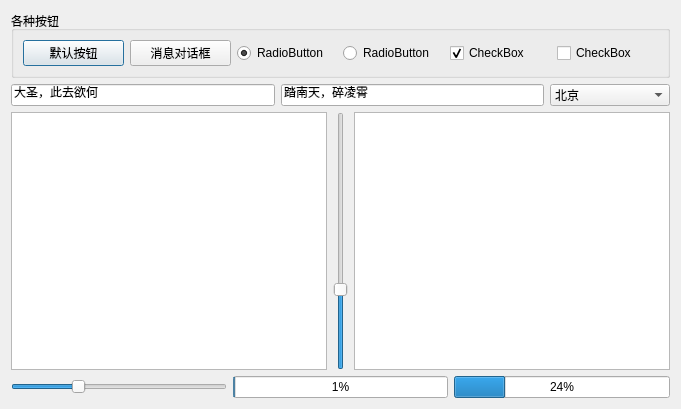
The window that template-qt/gui/WidgetsShower.ui (xtuer/template-app) describes before a commit, drawn with Qt 5.
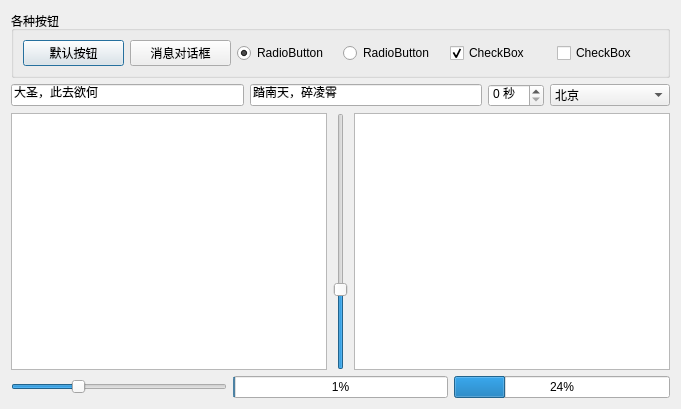
The same window after the commit.

```diff
--- a/template-qt/gui/WidgetsShower.ui
+++ b/template-qt/gui/WidgetsShower.ui
@@ -151,6 +151,13 @@
        </property>
       </widget>
      </item>
+     <item>
+      <widget class="QSpinBox" name="spinBox">
+       <property name="suffix">
+        <string> 秒</string>
+       </property>
+      </widget>
+     </item>
      <item>
       <widget class="QComboBox" name="comboBox">
        <property name="minimumSize">
```
